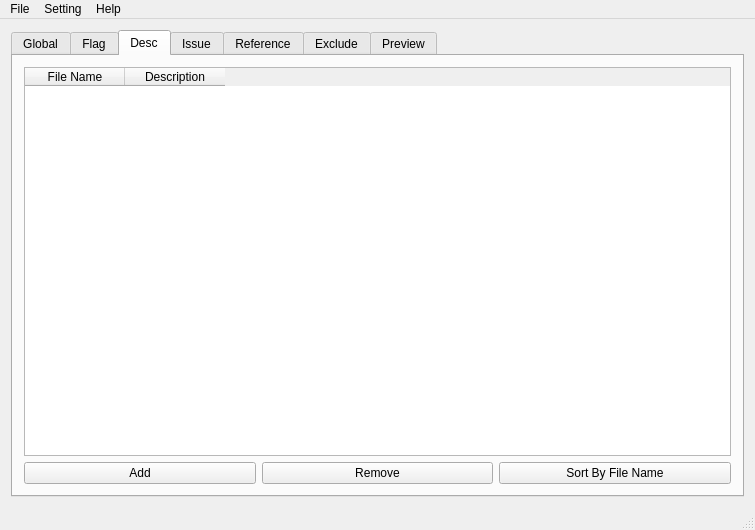
This is CommentHelper/mainwindow.ui in jopemachine-playground/Summary-Commenter as Qt 5 draws it before an edit. The edited form follows.
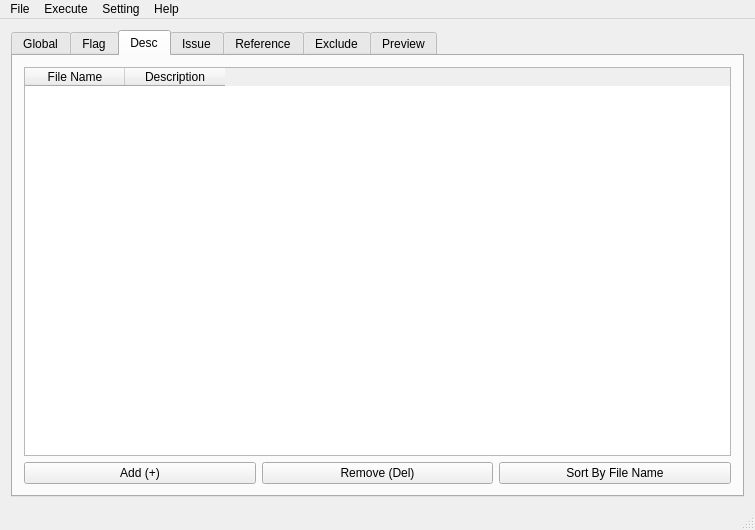
This is the edited form. The open tabs and pages were chosen to show the change. Icons and pictures are not drawn.

Diff of the .ui file:
```diff
--- a/CommentHelper/mainwindow.ui
+++ b/CommentHelper/mainwindow.ui
@@ -573,14 +573,14 @@
             <item>
              <widget class="QPushButton" name="descAddBtn">
               <property name="text">
-               <string>Add</string>
+               <string>Add (+)</string>
               </property>
              </widget>
             </item>
             <item>
              <widget class="QPushButton" name="descRemoveBtn">
               <property name="text">
-               <string>Remove</string>
+               <string>Remove (Del)</string>
               </property>
              </widget>
             </item>
@@ -794,7 +794,7 @@
      <height>21</height>
     </rect>
    </property>
-   <widget class="QMenu" name="menuFiel">
+   <widget class="QMenu" name="menuFile">
     <property name="title">
      <string>File</string>
     </property>
@@ -837,7 +837,15 @@
     <addaction name="actionIssue_Numbering"/>
     <addaction name="actionDesc_Numbering"/>
    </widget>
-   <addaction name="menuFiel"/>
+   <widget class="QMenu" name="menuExecute">
+    <property name="title">
+     <string>Execute</string>
+    </property>
+    <addaction name="actionExecute"/>
+    <addaction name="actionRemove_Comments"/>
+   </widget>
+   <addaction name="menuFile"/>
+   <addaction name="menuExecute"/>
    <addaction name="menuSetting"/>
    <addaction name="menuHelp"/>
   </widget>
```
Left out of the diff: 27 changed lines with no effect on the pictures.
